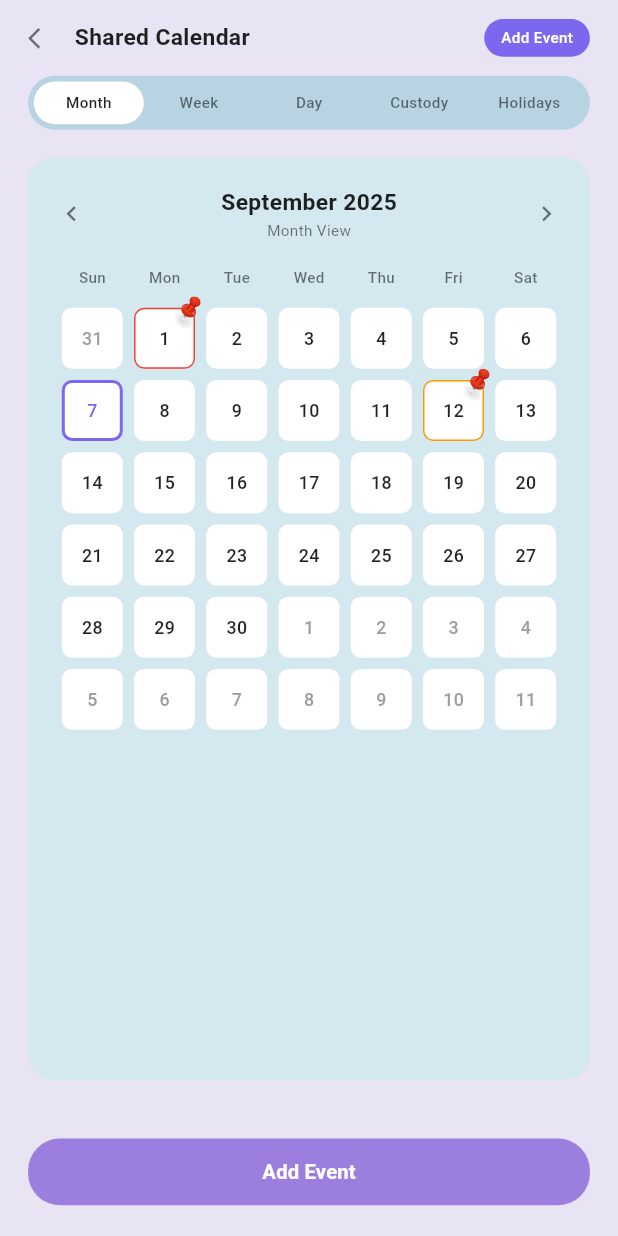
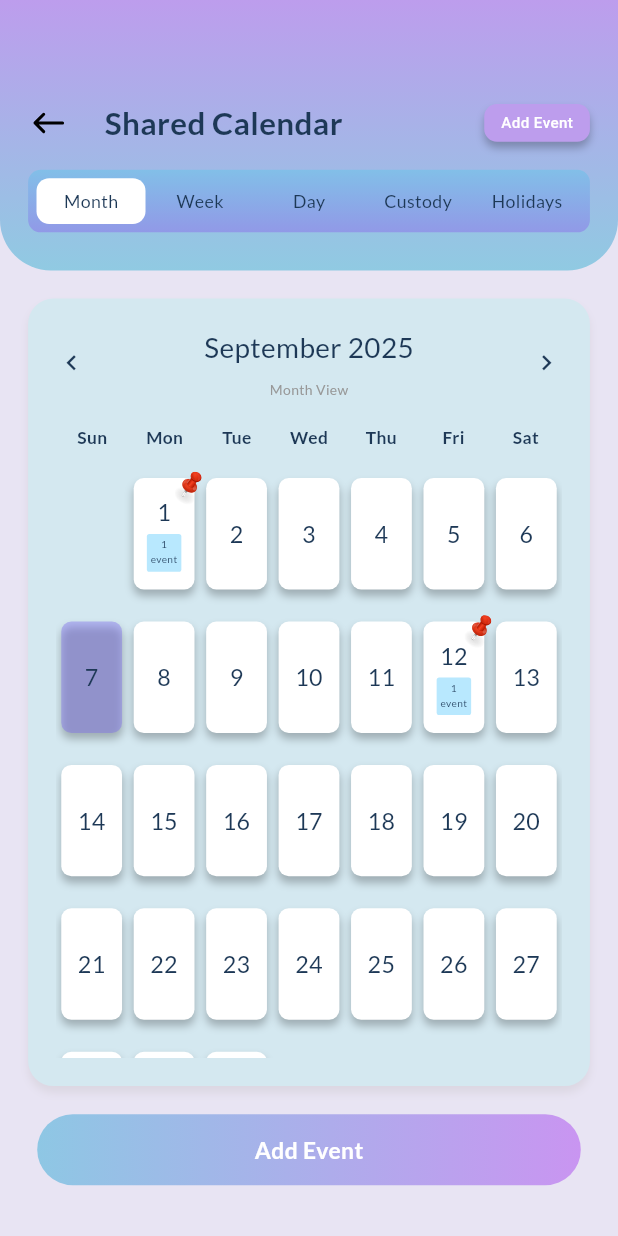
Before and after one commit to RaihanRafi01/parent_bridge, a Flutter app: the screen it shows after launch, on a phone screen of 412 x 824 dp. Run offline on Flutter 3.47's test engine with Material 3 defaults, Android fonts, the phone set to English and light mode, and no system bars; our stand-ins replace flutter_screenutil, flutter_svg, get, google_fonts.

Commit message:
calender scratch

```diff
--- a/lib/app/modules/calendar/views/calendar_view.dart
+++ b/lib/app/modules/calendar/views/calendar_view.dart
@@ -2,7 +2,9 @@ import 'package:flutter/material.dart';
 import 'package:flutter_svg/flutter_svg.dart';
 import 'package:get/get.dart';
 import 'package:flutter_screenutil/flutter_screenutil.dart';
+import 'package:parent_bridge/common/widgets/customButton.dart';
 import '../../../../common/appColors.dart';
+import '../../../../common/customFont.dart';
 import '../controllers/calendar_controller.dart';
 
 class CalendarView extends GetView<CalendarController> {
@@ -12,17 +14,39 @@ class CalendarView extends GetView<CalendarController> {
   Widget build(BuildContext context) {
     return Scaffold(
       backgroundColor: const Color(0xFFE8E4F3),
-      body: SafeArea(
+      body: Column(
+        children: [
+          Container(
+            padding: EdgeInsets.only(bottom: 30,top: 60).r,
+            decoration: BoxDecoration(
+              color: AppColors.white, // Fallback color (optional, as gradient overrides it)
+              gradient: LinearGradient(
+                begin: Alignment.topCenter,
+                end: Alignment.bottomCenter,
+                colors: [
+                  AppColors.lightPurplePink2, // Light blue
+                  AppColors.customSkyBlue3, // Darker blue
+                ],
+              ),
+              borderRadius: BorderRadius.only(
+                bottomLeft: Radius.circular(40.r),
+                bottomRight: Radius.circular(40.r),
+              ),
+            ),
             child: Column(
               children: [
                 _buildHeader(),
                 _buildTabBar(),
+              ],
+            ),
+          ),
           Expanded(
             child: _buildCalendarContent(),
           ),
-            _buildAddEventButton(),
+         //  _buildAddEventButton(),
+          CustomPBButton(text: 'Add Event'),
+          SizedBox(height: 40.h)
         ],
-        ),
       ),
     );
   }
@@ -34,19 +58,14 @@ class CalendarView extends GetView<CalendarController> {
         children: [
           GestureDetector(
             onTap: () => Get.back(),
-            child: Icon(
-              Icons.arrow_back_ios,
-              size: 20.sp,
-              color: Colors.black54,
-            ),
+            child: SvgPicture.asset('assets/images/common/back_icon.svg'),
           ),
           SizedBox(width: 15.w),
           Text(
             'Shared Calendar',
-            style: TextStyle(
-              fontSize: 18.sp,
-              fontWeight: FontWeight.w600,
-              color: Colors.black87,
+            style: h2.copyWith(
+              fontSize: 24.74.sp,
+              color: AppColors.darkSlateBlue,
             ),
           ),
           const Spacer(),
@@ -55,8 +74,16 @@ class CalendarView extends GetView<CalendarController> {
             child: Container(
               padding: EdgeInsets.symmetric(horizontal: 12.w, vertical: 6.h),
               decoration: BoxDecoration(
-                color: const Color(0xFF7B68EE),
-                borderRadius: BorderRadius.circular(15.r),
+                color: AppColors.lightPurplePink2,
+                borderRadius: BorderRadius.circular(10.r),
+                boxShadow: [
+                  BoxShadow(
+                    color: Color(0x40000000), // Black with 25% opacity
+                    offset: Offset(0, 4), // x: 0, y: 4
+                    blurRadius: 4.0, // Blur radius
+                    spreadRadius: 0.0, // Spread radius
+                  ),
+                ],
               ),
               child: Text(
                 'Add Event',
@@ -76,16 +103,25 @@ class CalendarView extends GetView<CalendarController> {
   Widget _buildTabBar() {
     return Container(
       margin: EdgeInsets.symmetric(horizontal: 20.w),
-      padding: EdgeInsets.all(4.w),
+      padding: EdgeInsets.all(6.w),
       decoration: BoxDecoration(
-        color: const Color(0xFFB8D4E3),
-        borderRadius: BorderRadius.circular(25.r),
+        color: AppColors.white, // Fallback color (optional, as gradient overrides it)
+        gradient: LinearGradient(
+          begin: Alignment.topCenter,
+          end: Alignment.bottomCenter,
+          colors: [
+            AppColors.calenderG1, // Light blue
+            AppColors.calenderG2, // Darker blue
+          ],
+        ),
+        borderRadius: BorderRadius.circular(10.r),
       ),
       child: Obx(() => Row(
         children: [
           _buildTabItem('Month', controller.selectedView.value == 'Month'),
           _buildTabItem('Week', controller.selectedView.value == 'Week'),
           _buildTabItem('Day', controller.selectedView.value == 'Day'),
+          // remove that Custody
           _buildTabItem('Custody', controller.selectedView.value == 'Custody'),
           _buildTabItem('Holidays', controller.selectedView.value == 'Holidays'),
         ],
@@ -101,15 +137,14 @@ class CalendarView extends GetView<CalendarController> {
           padding: EdgeInsets.symmetric(vertical: 8.h),
           decoration: BoxDecoration(
             color: isSelected ? Colors.white : Colors.transparent,
-            borderRadius: BorderRadius.circular(20.r),
+            borderRadius: BorderRadius.circular(10.r),
           ),
           child: Center(
             child: Text(
               text,
-              style: TextStyle(
-                fontSize: 12.sp,
-                fontWeight: FontWeight.w500,
-                color: isSelected ? Colors.black87 : Colors.black54,
+              style: h3.copyWith(
+                fontSize: 14.sp,
+                color: AppColors.textColor7,
               ),
             ),
           ),
@@ -125,6 +160,14 @@ class CalendarView extends GetView<CalendarController> {
       decoration: BoxDecoration(
         color: const Color(0xFFD4E8F0),
         borderRadius: BorderRadius.circular(20.r),
+        boxShadow: [
+          BoxShadow(
+            color: Color(0x40B7B1B1), // Grayish color with 25% opacity
+            offset: Offset(0, 4), // x: 0, y: 4
+            blurRadius: 4.0, // Blur radius
+            spreadRadius: 0.0, // Spread radius
+          ),
+        ],
       ),
       child: Column(
         children: [
@@ -147,24 +190,24 @@ class CalendarView extends GetView<CalendarController> {
           child: Icon(
             Icons.chevron_left,
             size: 24.sp,
-            color: Colors.black54,
+            color: AppColors.darkSlateBlue,
           ),
         ),
         Column(
           children: [
             Text(
               controller.getMonthYearString(),
-              style: TextStyle(
-                fontSize: 18.sp,
-                fontWeight: FontWeight.w600,
-                color: Colors.black87,
+              style: h4.copyWith(
+                fontSize: 22.sp,
+                color: AppColors.darkSlateBlue,
               ),
             ),
+            SizedBox(height: 10.h),
             Text(
               '${controller.selectedView.value} View',
-              style: TextStyle(
-                fontSize: 12.sp,
-                color: Colors.black54,
+              style: h4.copyWith(
+                fontSize: 11.sp,
+                color: AppColors.textColor21,
               ),
             ),
           ],
@@ -174,7 +217,7 @@ class CalendarView extends GetView<CalendarController> {
           child: Icon(
             Icons.chevron_right,
             size: 24.sp,
-            color: Colors.black54,
+            color: AppColors.darkSlateBlue,
           ),
         ),
       ],
@@ -189,10 +232,9 @@ class CalendarView extends GetView<CalendarController> {
           child: Center(
             child: Text(
               day,
-              style: TextStyle(
-                fontSize: 12.sp,
-                fontWeight: FontWeight.w500,
-                color: Colors.black54,
+              style: h2.copyWith(
+                fontSize: 13.71.sp,
+                color: AppColors.darkSlateBlue
               ),
             ),
           ),
@@ -207,7 +249,9 @@ class CalendarView extends GetView<CalendarController> {
       return GridView.builder(
         gridDelegate: const SliverGridDelegateWithFixedCrossAxisCount(
           crossAxisCount: 7,
-          childAspectRatio: 1.0,
+          childAspectRatio: 0.5, // Adjusted to make cells taller
+          crossAxisSpacing: 1,
+          mainAxisSpacing: 1,
         ),
         itemCount: days.length,
         itemBuilder: (context, index) {
@@ -225,60 +269,72 @@ class CalendarView extends GetView<CalendarController> {
     final isSelected = dayData['isSelected'] as bool;
     final events = dayData['events'] as List<Map<String, dynamic>>;
 
-    if (day == null) {
-      return Container(); // Empty cell for padding
+    if (day == null || !isCurrentMonth) {
+      return Container(); // Skip rendering for non-current month days
     }
 
     return GestureDetector(
       onTap: () => controller.selectDate(dayData['date']),
       child: Container(
-        margin: EdgeInsets.all(4.w), // Margin for space between cells
+        margin: EdgeInsets.symmetric(horizontal: 4,vertical: 12).r,
+        //padding: EdgeInsets.only(top: 5.h, bottom: 6.h, left: 6.w, right: 6.w),
         decoration: BoxDecoration(
-          color: AppColors.white,
+          color: _getCellColor(isCurrentMonth, isToday, isSelected),
           borderRadius: BorderRadius.circular(8.r),
-          border: _getCellBorder(events, isSelected),
+          boxShadow: [
+            BoxShadow(
+              color: Color(0x40000000), // Black with 25% opacity
+              offset: Offset(0, 4), // x: 0, y: 4
+              blurRadius: 4.0, // Blur radius
+              spreadRadius: 0.0, // Spread radius
             ),
-        clipBehavior: Clip.none, // Prevent clipping of overflowed content
+          ],
+        ),
+        clipBehavior: Clip.none,
         child: Stack(
-          clipBehavior: Clip.none, // Ensure Stack doesn't clip the pin
+          clipBehavior: Clip.none,
           children: [
             Center(
+              child: Column(
+                mainAxisAlignment: MainAxisAlignment.center,
+                crossAxisAlignment: CrossAxisAlignment.center,
+                children: [
+                  Text(
+                    day.toString(),
+                    textAlign: TextAlign.center,
+                    style: h4.copyWith(
+                      fontSize: 18.29.sp,
+                      color: AppColors.darkSlateBlue,
+                    ),
+                  ),
+                  if (events.isNotEmpty) ...[
+                    SizedBox(height: 4.h),
+                    Container(
+                      padding: EdgeInsets.all(3).r,
+                      decoration: BoxDecoration(
+                        color: AppColors.clrSky6,
+                        borderRadius: BorderRadius.circular(2.r),
+                      ),
                       child: Text(
-                day.toString(),
-                style: TextStyle(
-                  fontSize: 14.sp,
-                  fontWeight: FontWeight.w500,
-                  color: _getTextColor(isCurrentMonth, isToday, isSelected),
+                        '${events.length}\n${events.length == 1 ? 'event' : 'events'}',
+                        textAlign: TextAlign.center,
+                        style: h4.copyWith(
+                          fontSize: 8.sp,
+                          color: AppColors.darkSlateBlue,
                         ),
+                      ),
+                    ),
+                  ],
+                ],
               ),
             ),
             if (events.isNotEmpty)
               Positioned(
-                top: -10.h, // Positioned above the cell, slightly outside
-                right: -5.w, // Centered horizontally for better visibility
+                top: -5.h,
+                right: -5.w,
                 child: SvgPicture.asset(
                   'assets/images/calendar/pin_icon.svg',
-                  fit: BoxFit.contain, // Ensure SVG scales properly
-                ),
-              ),
-            if (events.length > 1)
-              Positioned(
-                bottom: 4.h,
-                right: 4.w,
-                child: Container(
-                  padding: EdgeInsets.symmetric(horizontal: 4.w, vertical: 1.h),
-                  decoration: BoxDecoration(
-                    color: Colors.red,
-                    borderRadius: BorderRadius.circular(8.r),
-                  ),
-                  child: Text(
-                    '+${events.length - 1}',
-                    style: TextStyle(
-                      fontSize: 8.sp,
-                      color: Colors.white,
-                      fontWeight: FontWeight.bold,
-                    ),
-                  ),
+                  fit: BoxFit.contain,
                 ),
               ),
           ],
@@ -288,40 +344,12 @@ class CalendarView extends GetView<CalendarController> {
   }
 
   Color _getCellColor(bool isCurrentMonth, bool isToday, bool isSelected) {
-    if (isSelected) return const Color(0xFF7B68EE).withOpacity(0.3);
-    if (isToday) return const Color(0xFF7B68EE).withOpacity(0.1);
-    if (!isCurrentMonth) return Colors.grey.withOpacity(0.1);
+    if (isSelected) return const Color(0xFF7B68EE).withOpacity(0.4);
+    if (isToday) return const Color(0xFF7B68EE).withOpacity(0.2);
     return Colors.white;
   }
 
-  Border? _getCellBorder(List events, bool isSelected) {
-    if (isSelected) return Border.all(color: const Color(0xFF7B68EE), width: 2);
-    if (events.isNotEmpty) {
-      return Border.all(color: _getEventColor(events.first['type']), width: 1);
-    }
-    return null;
-  }
 
-  Color _getTextColor(bool isCurrentMonth, bool isToday, bool isSelected) {
-    if (isSelected || isToday) return const Color(0xFF7B68EE);
-    if (!isCurrentMonth) return Colors.grey;
-    return Colors.black87;
-  }
-
-  Color _getEventColor(String eventType) {
-    switch (eventType) {
-      case 'personal':
-        return Colors.orange;
-      case 'work':
-        return Colors.red;
-      case 'family':
-        return Colors.blue;
-      case 'holiday':
-        return Colors.green;
-      default:
-        return Colors.grey;
-    }
-  }
 
   Widget _buildAddEventButton() {
     return Container(
--- a/lib/common/appColors.dart
+++ b/lib/common/appColors.dart
@@ -7,7 +7,10 @@ class AppColors {
 
 
   /// use color based on your design
+  ///
 
+
+  static const Color clrSky6 = Color(0xFFB8E8FE);
 
   static const Color darkSlateBlue = Color(0xFF1D3856);
 
@@ -34,6 +37,7 @@ class AppColors {
 
   // #52B6E4 - Medium Sky Blue
   static const Color customSkyBlue2 = Color(0xFF52B6E4);
+  static const Color customSkyBlue3 = Color(0xFF90CAE2);
 
   // #715FDE - Purple (from SVG divider lines)
   static const Color dividerPurple = Color(0xFF715FDE);
@@ -43,6 +47,9 @@ class AppColors {
 
   // #DAB1F7 - Light Purple/Pink
   static const Color lightPurplePink = Color(0xFFDAB1F7);
+  static const Color lightPurplePink2 = Color(0xFFBD9DED);
+  static const Color calenderG1 = Color(0xFF82BFE8);
+  static const Color calenderG2 = Color(0xFF9199E7);
 
   // #7F4BE7 - Deep Purple
   static const Color deepPurple = Color(0xFF7F4BE7);
@@ -69,7 +76,8 @@ class AppColors {
   static const Color textColor18 = Color(0xFFB5B9BE);
   static const Color textColor19 = Color(0xFFD3CBCB);
   static const Color textColor20 = Color(0xFF34312F);
-  static const Color textColor21 = Color(0xFF6B5ADA);
+  static const Color textColor21 = Color(0xFF989898);
+  static const Color textColor22 = Color(0xFF6B5ADA);
   static const Color chatBg = Color(0xFFEDFAFF);
   static const Color chatInputField = Color(0xFFC4DFFF);
   static const Color clrSky2 = Color(0xFFECF4FF);
--- a/pubspec.yaml
+++ b/pubspec.yaml
@@ -68,6 +68,7 @@ flutter:
     - assets/images/auth/
     - assets/images/home/
     - assets/images/calendar/
+    - assets/images/common/
 
   # An image asset can refer to one or more resolution-specific "variants", see
   # https://flutter.dev/to/resolution-aware-images
```
Also changed, not shown: assets/images/common/back_icon.svg (added). Lines whose indentation alone changed are shown as unchanged.
